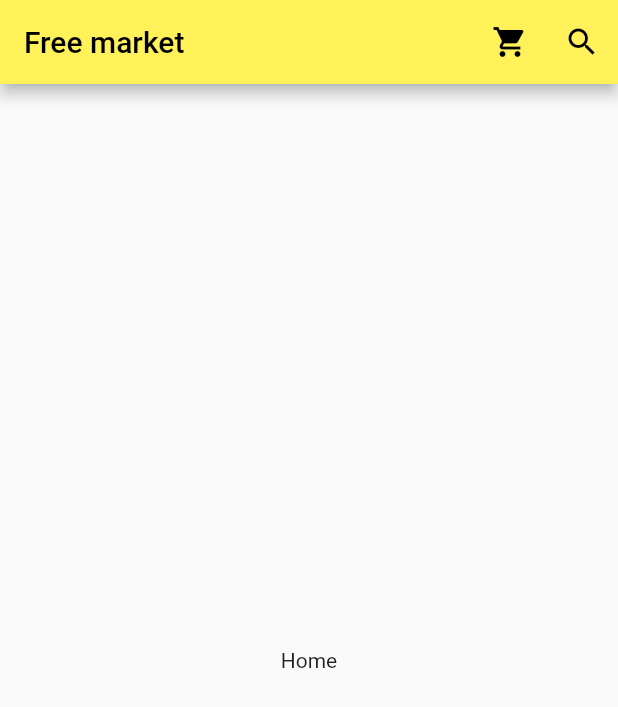
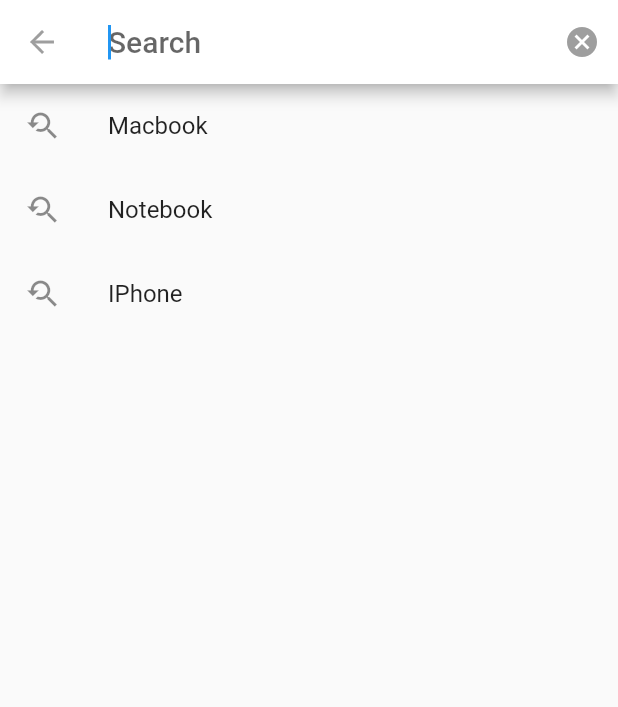
Before and after one commit to brito101/free-market, a Flutter app: the screen it shows after launch, after a tap on the "search" icon, on a phone screen of 412 x 824 dp. Shown: the top 707 px of the screen. Run offline on Flutter 3.47's test engine with Material 2 defaults, Android fonts, the phone set to English and light mode, and no system bars.

Commit message:
Init Search Menu

```diff
--- a/lib/main.dart
+++ b/lib/main.dart
@@ -1,24 +1,36 @@
 // ignore_for_file: prefer_const_constructors
 
 import 'package:flutter/material.dart';
+
+import 'package:app_ml/widgets/app_bar_search.dart';
 
 void main() {
   runApp(const MyApp());
 }
 
-class MyApp extends StatefulWidget {
+class MyApp extends StatelessWidget {
   const MyApp({super.key});
 
-  @override
-  State<MyApp> createState() => _MyAppState();
-}
-
-class _MyAppState extends State<MyApp> {
   @override
   Widget build(BuildContext context) {
     return MaterialApp(
       title: 'App ML Clone',
-      home: Scaffold(
+      home: HomeMyApp(),
+    );
+  }
+}
+
+class HomeMyApp extends StatefulWidget {
+  const HomeMyApp({super.key});
+
+  @override
+  State<HomeMyApp> createState() => _HomeMyAppState();
+}
+
+class _HomeMyAppState extends State<HomeMyApp> {
+  @override
+  Widget build(BuildContext context) {
+    return Scaffold(
       appBar: AppBar(
         iconTheme: IconThemeData(color: Colors.black),
         title: Text(
@@ -28,13 +40,15 @@ class _MyAppState extends State<MyApp> {
         backgroundColor: Color.fromRGBO(255, 241, 89, 1),
         actions: <Widget>[
           IconButton(onPressed: () => {}, icon: Icon(Icons.shopping_cart)),
-            IconButton(onPressed: () => {}, icon: Icon(Icons.search))
+          IconButton(
+              onPressed: () =>
+                  {showSearch(context: context, delegate: AppSearchBar())},
+              icon: Icon(Icons.search))
         ],
       ),
       body: Center(
         child: Text('Home'),
       ),
-      ),
     );
   }
 }
--- /dev/null
+++ b/lib/widgets/app_bar_search.dart
@@ -0,0 +1,58 @@
+// ignore_for_file: prefer_const_constructors
+
+import 'package:flutter/material.dart';
+
+class AppSearchBar extends SearchDelegate<String> {
+  final products = ['TV', 'Teclado', 'Macbook', 'Notebook', 'IPhone'];
+
+  final recentSearches = ['Macbook', 'Notebook', 'IPhone'];
+
+  @override
+  List<Widget>? buildActions(BuildContext context) {
+    return [
+      IconButton(
+          onPressed: () {
+            query = '';
+            close(context, query);
+          },
+          icon: Icon(Icons.cancel))
+    ];
+  }
+
+  @override
+  Widget? buildLeading(BuildContext context) {
+    return IconButton(
+        onPressed: () {
+          query = '';
+          close(context, query);
+        },
+        icon: AnimatedIcon(
+          icon: AnimatedIcons.menu_arrow,
+          progress: transitionAnimation,
+        ));
+  }
+
+  @override
+  Widget buildResults(BuildContext context) {
+    return Text("Resultado para a pesquisa: $query");
+  }
+
+  @override
+  Widget buildSuggestions(BuildContext context) {
+    final results = query.isEmpty ? recentSearches : products;
+
+    return ListView.builder(
+      itemCount: results.length,
+      itemBuilder: (context, index) {
+        return ListTile(
+          leading: Icon(Icons.youtube_searched_for),
+          title: Text(results[index]),
+          onTap: () {
+            // ignore: avoid_print
+            print(results[index]);
+          },
+        );
+      },
+    );
+  }
+}
```
Lines whose indentation alone changed are shown as unchanged.
